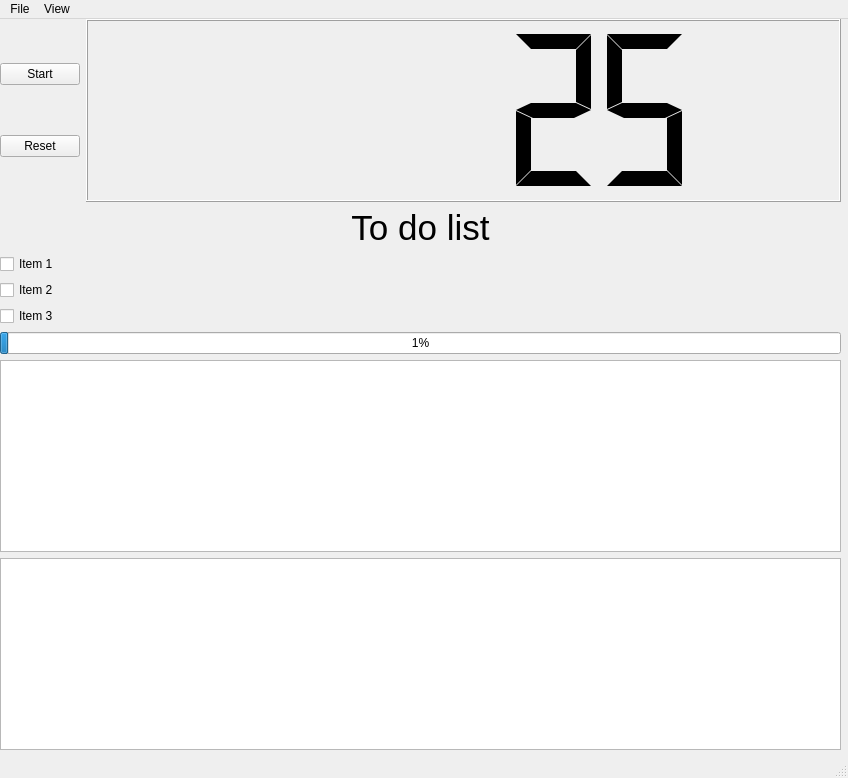
First picture: the form in timetracker/Dashboard/gui.ui, repository RupertDodkins/TimeTracker, before the edit.
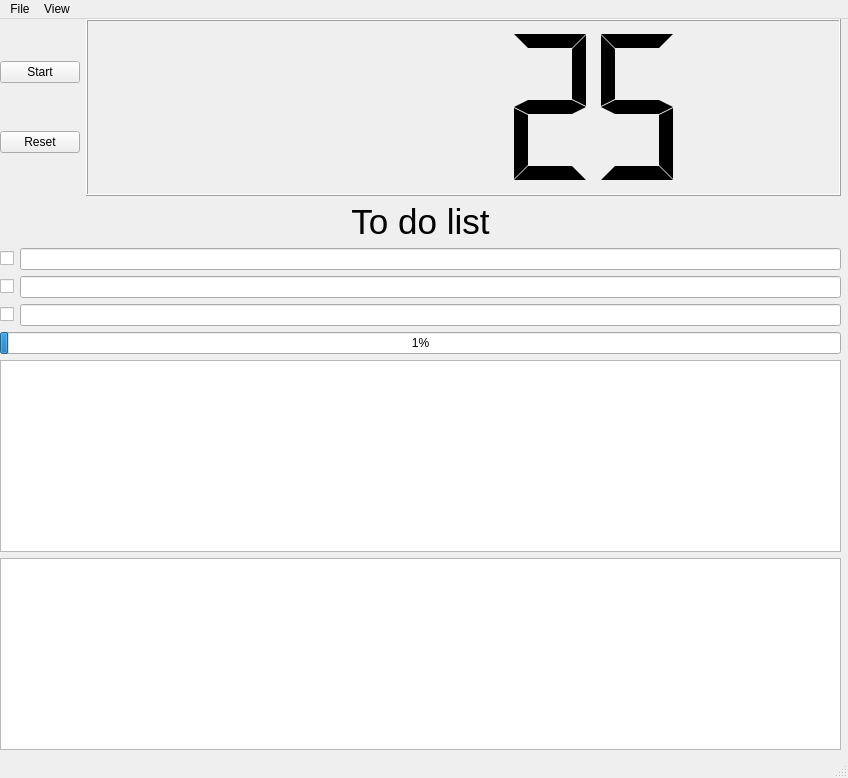
Second picture: the form after the edit.

Commit message: To do list and progress bar functionality working

Diff of the .ui file:
```diff
--- a/timetracker/Dashboard/gui.ui
+++ b/timetracker/Dashboard/gui.ui
@@ -99,6 +99,8 @@
           </widget>
          </item>
          <item>
+          <layout class="QHBoxLayout" name="horizontalLayout_2">
+           <item>
           <widget class="QCheckBox" name="checkBox_2">
            <property name="sizePolicy">
             <sizepolicy hsizetype="Expanding" vsizetype="Fixed">
@@ -107,35 +109,52 @@
             </sizepolicy>
            </property>
            <property name="text">
-            <string>Item 1</string>
+              <string/>
            </property>
           </widget>
          </item>
          <item>
-          <widget class="QCheckBox" name="checkBox_3">
+            <widget class="QLineEdit" name="lineEdit">
            <property name="sizePolicy">
             <sizepolicy hsizetype="Expanding" vsizetype="Fixed">
-             <horstretch>0</horstretch>
+               <horstretch>255</horstretch>
              <verstretch>0</verstretch>
             </sizepolicy>
            </property>
            <property name="text">
-            <string>Item 2</string>
+              <string/>
            </property>
           </widget>
          </item>
+          </layout>
+         </item>
+         <item>
+          <layout class="QHBoxLayout" name="horizontalLayout_4">
          <item>
           <widget class="QCheckBox" name="checkBox">
-           <property name="sizePolicy">
-            <sizepolicy hsizetype="Expanding" vsizetype="Fixed">
-             <horstretch>0</horstretch>
-             <verstretch>0</verstretch>
-            </sizepolicy>
-           </property>
+             <property name="text">
+              <string/>
+             </property>
+            </widget>
+           </item>
+           <item>
+            <widget class="QLineEdit" name="lineEdit_2"/>
+           </item>
+          </layout>
+         </item>
+         <item>
+          <layout class="QHBoxLayout" name="horizontalLayout_5">
+           <item>
+            <widget class="QCheckBox" name="checkBox_3">
            <property name="text">
-            <string>Item 3</string>
-           </property>
-          </widget>
+              <string/>
+             </property>
+            </widget>
+           </item>
+           <item>
+            <widget class="QLineEdit" name="lineEdit_3"/>
+           </item>
+          </layout>
          </item>
          <item>
           <widget class="QProgressBar" name="progressBar">
```
Lines whose indentation alone changed are shown as unchanged. The commit also changes 2 other files.
